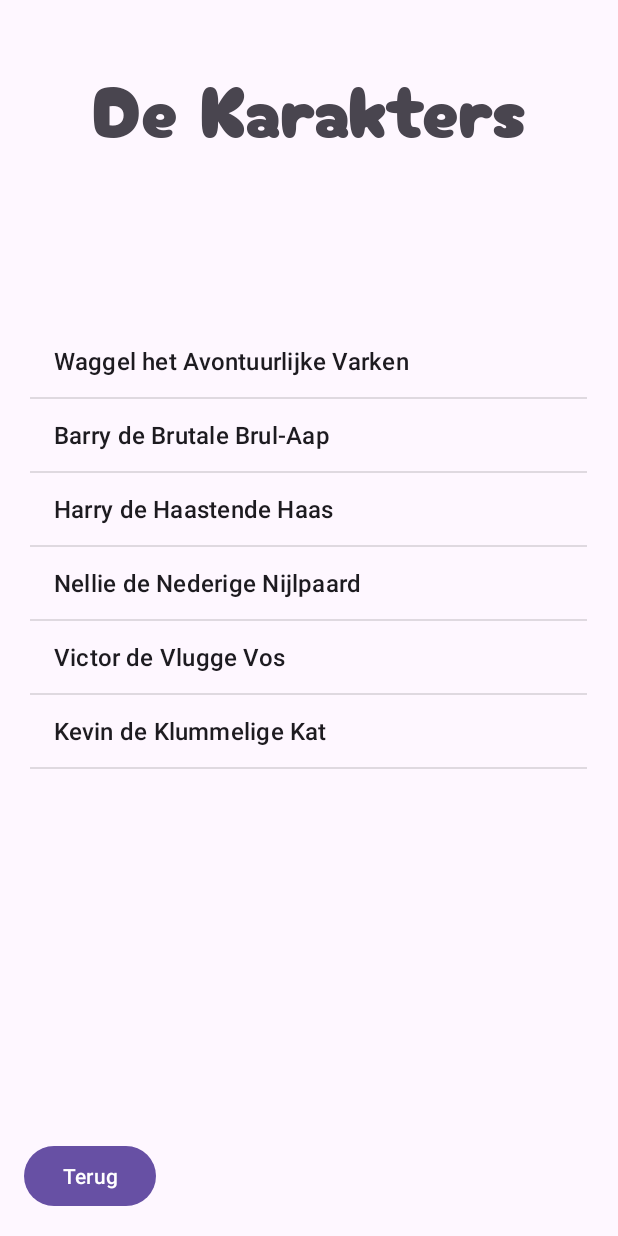
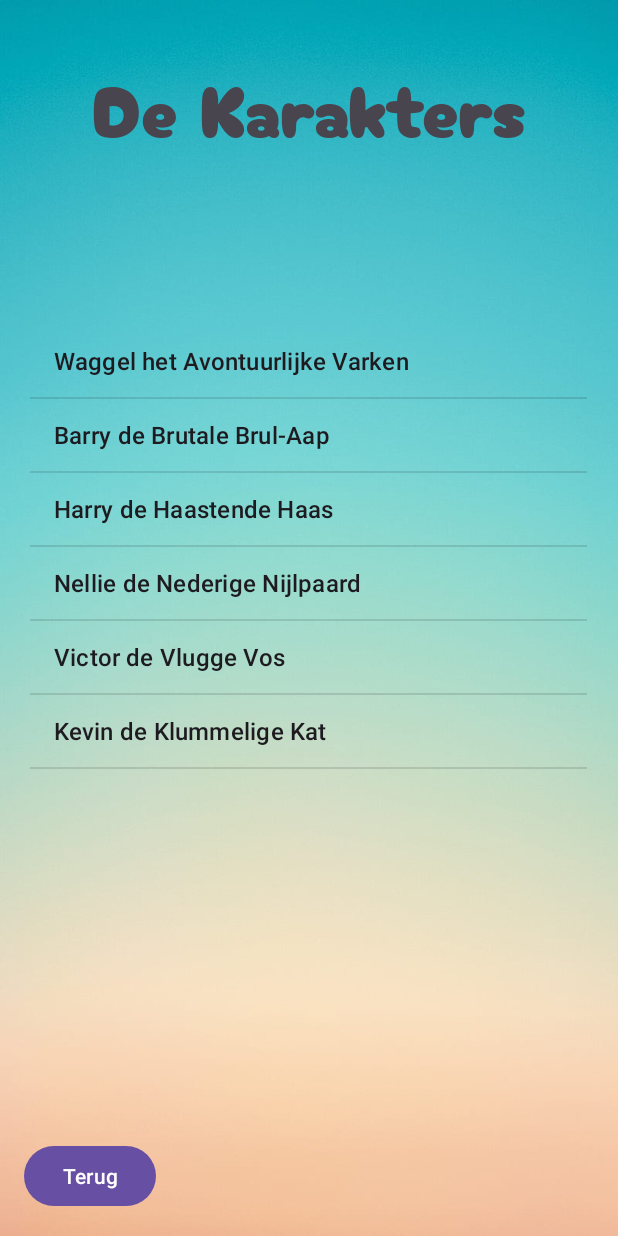
Before and after one commit to Stefsk-glitch/App, an Android app: the CharactersActivity screen opened directly, with no data from a screen before it, on a phone screen of 412 x 824 dp. Run offline under Robolectric (Android 15) with nearby library versions, the phone set to English and light mode, and no system bars.

Commit message:
Landscape dinges

```diff
--- a/app/src/main/res/layout-land/activity_characters.xml
+++ b/app/src/main/res/layout-land/activity_characters.xml
@@ -1,6 +1,41 @@
 <?xml version="1.0" encoding="utf-8"?>
 <androidx.constraintlayout.widget.ConstraintLayout xmlns:android="http://schemas.android.com/apk/res/android"
+    xmlns:app="http://schemas.android.com/apk/res-auto"
+    xmlns:tools="http://schemas.android.com/tools"
     android:layout_width="match_parent"
-    android:layout_height="match_parent">
+    android:layout_height="match_parent"
+    android:background="@drawable/backgroundproftaak">
 
+    <TextView
+        android:id="@+id/textView18"
+        android:layout_width="wrap_content"
+        android:layout_height="wrap_content"
+        android:layout_marginTop="36dp"
+        android:fontFamily="@font/cherrybomb"
+        android:text="De Karakters"
+        android:textSize="96sp"
+        app:layout_constraintEnd_toEndOf="parent"
+        app:layout_constraintStart_toStartOf="parent"
+        app:layout_constraintTop_toTopOf="parent" />
+
+    <Button
+        android:id="@+id/backButton3"
+        android:layout_width="wrap_content"
+        android:layout_height="wrap_content"
+        android:layout_marginStart="16dp"
+        android:layout_marginEnd="123dp"
+        android:fontFamily="@font/cherrybomb"
+        android:onClick="onBackbutton"
+        android:text="Terug"
+        app:layout_constraintBottom_toBottomOf="parent"
+        app:layout_constraintEnd_toStartOf="@+id/listView1"
+        app:layout_constraintStart_toStartOf="parent" />
+
+    <ListView
+        android:id="@+id/listView1"
+        android:layout_width="371dp"
+        android:layout_height="518dp"
+        app:layout_constraintEnd_toEndOf="parent"
+        app:layout_constraintStart_toStartOf="parent"
+        app:layout_constraintTop_toBottomOf="@+id/textView18" />
 </androidx.constraintlayout.widget.ConstraintLayout>
--- a/app/src/main/res/layout-land/activity_login.xml
+++ b/app/src/main/res/layout-land/activity_login.xml
@@ -61,6 +61,8 @@
         android:layout_height="48dp"
         android:layout_marginTop="56dp"
         android:hint="Voer hier je naam in"
+        android:lines="1"
+        android:maxLines="1"
         app:layout_constraintEnd_toEndOf="parent"
         app:layout_constraintHorizontal_bias="0.767"
         app:layout_constraintStart_toStartOf="parent"
--- a/app/src/main/res/layout/activity_characters.xml
+++ b/app/src/main/res/layout/activity_characters.xml
@@ -3,7 +3,8 @@
     xmlns:app="http://schemas.android.com/apk/res-auto"
     xmlns:tools="http://schemas.android.com/tools"
     android:layout_width="match_parent"
-    android:layout_height="match_parent">
+    android:layout_height="match_parent"
+    android:background="@drawable/backgroundproftaak">
 
     <TextView
         android:id="@+id/textView11"
--- a/app/src/main/res/layout/activity_login.xml
+++ b/app/src/main/res/layout/activity_login.xml
@@ -64,6 +64,7 @@
         android:hint="Voer hier je naam in"
         android:imeOptions="actionGo"
         android:lines="1"
+        android:maxLines="1"
         app:layout_constraintEnd_toEndOf="parent"
         app:layout_constraintStart_toStartOf="parent"
         app:layout_constraintTop_toBottomOf="@+id/textView" />
```
